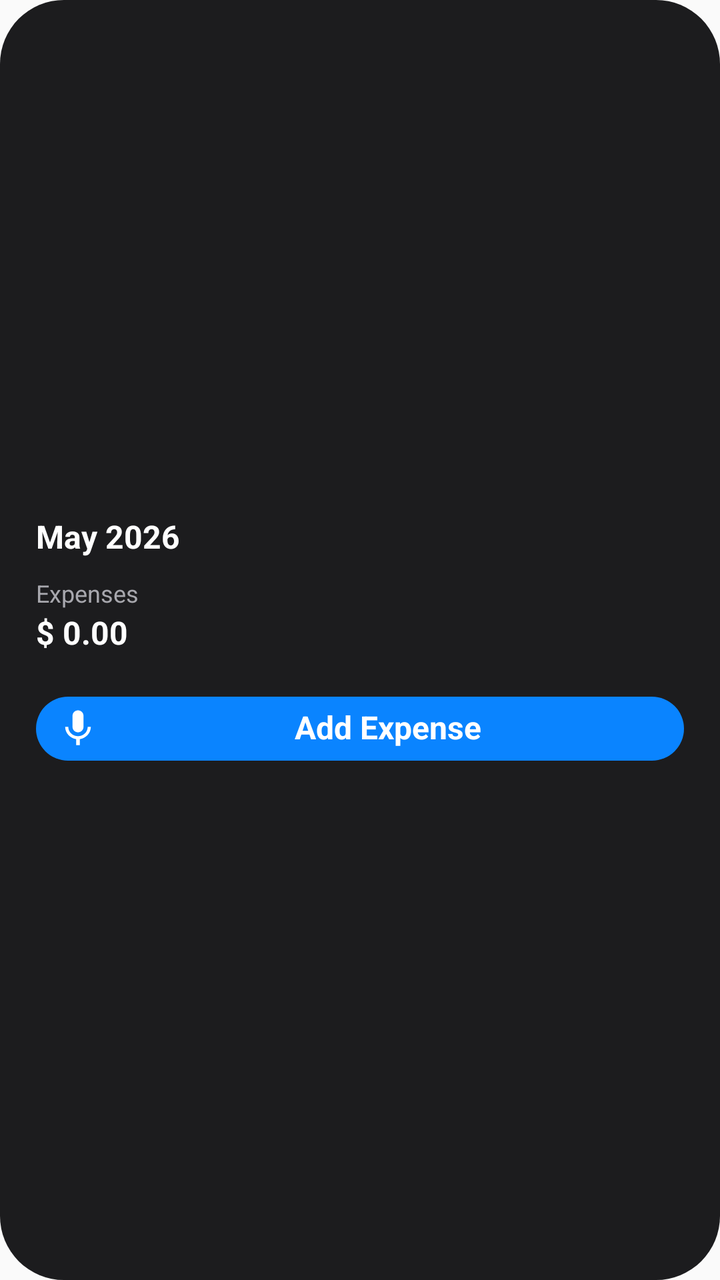
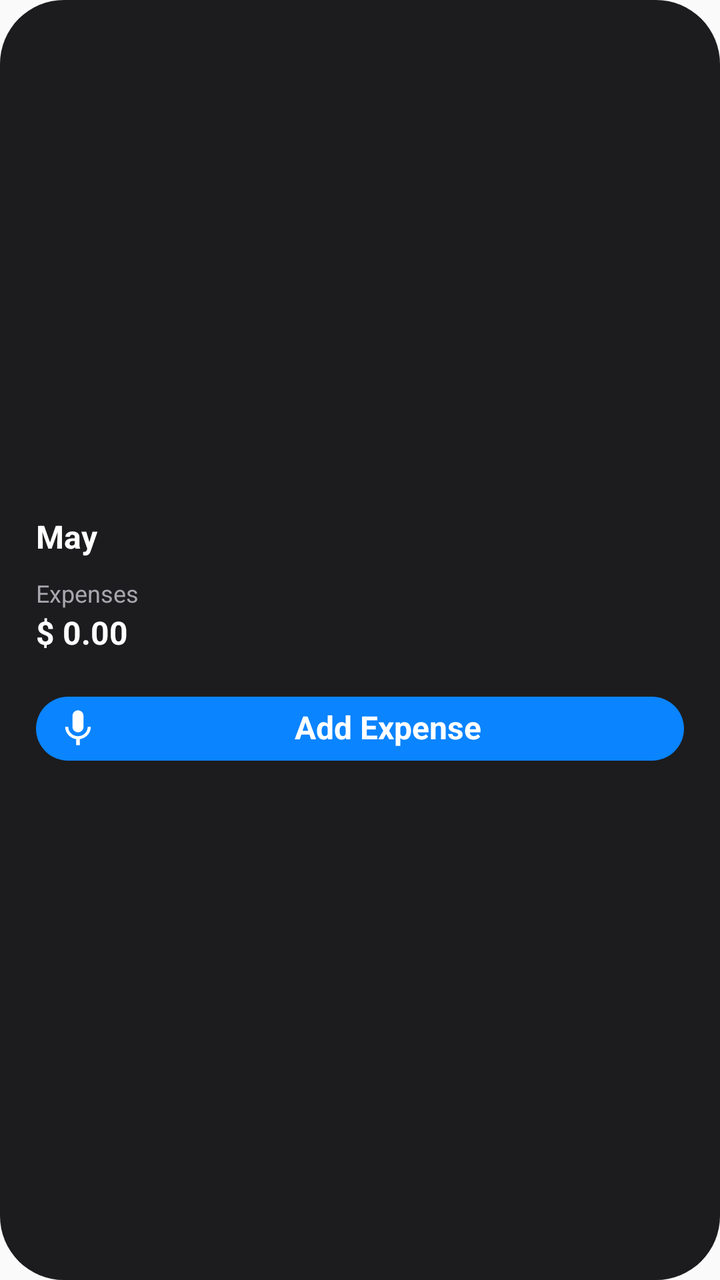

Compare the two renders of this Android layout. The source of the first and the diff that turns it into the second are given below.
<!-- AndroidManifest.xml: application theme android:Theme.Material.Light.NoActionBar -->
<!-- res/layout/home_budget_widget.xml -->
<?xml version="1.0" encoding="utf-8"?>
<LinearLayout xmlns:android="http://schemas.android.com/apk/res/android"
    android:id="@+id/widget_root"
    android:layout_width="match_parent"
    android:layout_height="match_parent"
    android:background="@drawable/home_budget_widget_medium_background"
    android:gravity="center_vertical"
    android:orientation="vertical"
    android:paddingLeft="18dp"
    android:paddingTop="18dp"
    android:paddingRight="18dp"
    android:paddingBottom="18dp">

    <TextView
        android:id="@+id/widget_month_title"
        android:layout_width="match_parent"
        android:layout_height="wrap_content"
        android:autoSizeMaxTextSize="22sp"
        android:autoSizeMinTextSize="16sp"
        android:autoSizeStepGranularity="1sp"
        android:autoSizeTextType="uniform"
        android:ellipsize="end"
        android:includeFontPadding="false"
        android:maxLines="1"
        android:text="May 2026"
        android:textColor="@color/widget_on_surface"
        android:textSize="16sp"
        android:textStyle="bold" />

    <LinearLayout
        android:id="@+id/widget_expenses_row"
        android:layout_width="match_parent"
        android:layout_height="wrap_content"
        android:layout_marginTop="12dp"
        android:orientation="vertical">

        <TextView
            android:layout_width="match_parent"
            android:layout_height="wrap_content"
            android:ellipsize="end"
            android:includeFontPadding="false"
            android:maxLines="1"
            android:text="@string/widget_expenses"
            android:textColor="@color/widget_on_surface_variant"
            android:textSize="12sp" />

        <TextView
            android:id="@+id/widget_expenses_amount"
            android:layout_width="match_parent"
            android:layout_height="wrap_content"
            android:layout_marginTop="3dp"
            android:autoSizeMaxTextSize="22sp"
            android:autoSizeMinTextSize="14sp"
            android:autoSizeStepGranularity="1sp"
            android:autoSizeTextType="uniform"
            android:ellipsize="end"
            android:gravity="start"
            android:includeFontPadding="false"
            android:maxLines="1"
            android:text="$ 0.00"
            android:textColor="@color/widget_on_surface"
            android:textSize="16sp"
            android:textStyle="bold" />
    </LinearLayout>

    <LinearLayout
        android:id="@+id/widget_income_row"
        android:layout_width="match_parent"
        android:layout_height="wrap_content"
        android:orientation="horizontal"
        android:visibility="gone">

        <TextView
            android:layout_width="0dp"
            android:layout_height="wrap_content"
            android:layout_weight="1"
            android:text="@string/widget_income" />

        <TextView
            android:id="@+id/widget_income_amount"
            android:layout_width="wrap_content"
            android:layout_height="wrap_content"
            android:text="$ 0.00" />
    </LinearLayout>

    <TextView
        android:id="@+id/widget_add_expense_button"
        android:layout_width="match_parent"
        android:layout_height="32dp"
        android:layout_marginTop="22dp"
        android:autoSizeMaxTextSize="16sp"
        android:autoSizeMinTextSize="11sp"
        android:autoSizeStepGranularity="1sp"
        android:autoSizeTextType="uniform"
        android:background="@drawable/home_budget_widget_medium_button_background"
        android:drawableStart="@drawable/home_budget_widget_mic"
        android:drawablePadding="6dp"
        android:ellipsize="end"
        android:gravity="center"
        android:includeFontPadding="false"
        android:maxLines="1"
        android:paddingStart="10dp"
        android:paddingEnd="10dp"
        android:text="@string/widget_add_expense"
        android:textColor="@color/widget_on_primary"
        android:textSize="16sp"
        android:textStyle="bold" />
</LinearLayout>
<!-- resources referenced by this layout -->
<resources>
  <color name="widget_on_primary">#FFFFFF</color>
  <color name="widget_on_surface">#FFFFFF</color>
  <color name="widget_on_surface_variant">#A7A7AD</color>
  <!-- drawable home_budget_widget_medium_background (drawable) -->
  <?xml version="1.0" encoding="utf-8"?>
  <shape xmlns:android="http://schemas.android.com/apk/res/android">
      <solid android:color="@color/widget_surface" />
      <corners android:radius="32dp" />
  </shape>
  <!-- drawable home_budget_widget_medium_button_background (drawable) -->
  <?xml version="1.0" encoding="utf-8"?>
  <shape xmlns:android="http://schemas.android.com/apk/res/android">
      <solid android:color="@color/widget_primary" />
      <corners android:radius="28dp" />
  </shape>
  <!-- drawable home_budget_widget_mic (drawable) -->
  <?xml version="1.0" encoding="utf-8"?>
  <vector xmlns:android="http://schemas.android.com/apk/res/android"
      android:width="22dp"
      android:height="22dp"
      android:viewportWidth="24"
      android:viewportHeight="24">
      <path
          android:fillColor="#FFFFFFFF"
          android:pathData="M12,14c1.66,0 3,-1.34 3,-3V5c0,-1.66 -1.34,-3 -3,-3S9,3.34 9,5v6c0,1.66 1.34,3 3,3zM17.3,11c0,3 -2.54,5.1 -5.3,5.1S6.7,14 6.7,11H5c0,3.41 2.72,6.23 6,6.72V21h2v-3.28c3.28,-0.49 6,-3.31 6,-6.72h-1.7z" />
  </vector>
  <string name="widget_add_expense">Add Expense</string>
  <string name="widget_expenses">Expenses</string>
  <string name="widget_income">Income</string>
  <color name="widget_surface">#1C1C1E</color>
  <color name="widget_primary">#0A84FF</color>
</resources>

<!-- the commit's change to res/layout/home_budget_widget.xml (unified diff, before → after) -->
@@ -1,15 +1,15 @@
 <?xml version="1.0" encoding="utf-8"?>
 <LinearLayout xmlns:android="http://schemas.android.com/apk/res/android"
     android:id="@+id/widget_root"
-    android:layout_width="match_parent"
-    android:layout_height="match_parent"
+    android:layout_width="wrap_content"
+    android:layout_height="wrap_content"
     android:background="@drawable/home_budget_widget_medium_background"
     android:gravity="center_vertical"
     android:orientation="vertical"
     android:paddingLeft="18dp"
-    android:paddingTop="18dp"
+    android:paddingTop="8dp"
     android:paddingRight="18dp"
-    android:paddingBottom="18dp">
+    android:paddingBottom="8dp">
 
     <TextView
         android:id="@+id/widget_month_title"
@@ -22,7 +22,7 @@
         android:ellipsize="end"
         android:includeFontPadding="false"
         android:maxLines="1"
-        android:text="May 2026"
+        android:text="@string/widget_month_title_placeholder_short"
         android:textColor="@color/widget_on_surface"
         android:textSize="16sp"
         android:textStyle="bold" />
@@ -57,7 +57,7 @@
             android:gravity="start"
             android:includeFontPadding="false"
             android:maxLines="1"
-            android:text="$ 0.00"
+            android:text="@string/widget_amount_placeholder"
             android:textColor="@color/widget_on_surface"
             android:textSize="16sp"
             android:textStyle="bold" />
@@ -80,7 +80,7 @@
             android:id="@+id/widget_income_amount"
             android:layout_width="wrap_content"
             android:layout_height="wrap_content"
-            android:text="$ 0.00" />
+            android:text="@string/widget_amount_placeholder" />
     </LinearLayout>
 
     <TextView
<!-- resource entries referenced after the edit -->
@@ -27,8 +27,10 @@
           android:pathData="M12,14c1.66,0 3,-1.34 3,-3V5c0,-1.66 -1.34,-3 -3,-3S9,3.34 9,5v6c0,1.66 1.34,3 3,3zM17.3,11c0,3 -2.54,5.1 -5.3,5.1S6.7,14 6.7,11H5c0,3.41 2.72,6.23 6,6.72V21h2v-3.28c3.28,-0.49 6,-3.31 6,-6.72h-1.7z" />
   </vector>
   <string name="widget_add_expense">Add Expense</string>
+  <string name="widget_amount_placeholder">$ 0.00</string>
   <string name="widget_expenses">Expenses</string>
   <string name="widget_income">Income</string>
+  <string name="widget_month_title_placeholder_short">May</string>
   <color name="widget_surface">#1C1C1E</color>
   <color name="widget_primary">#0A84FF</color>
 </resources>
